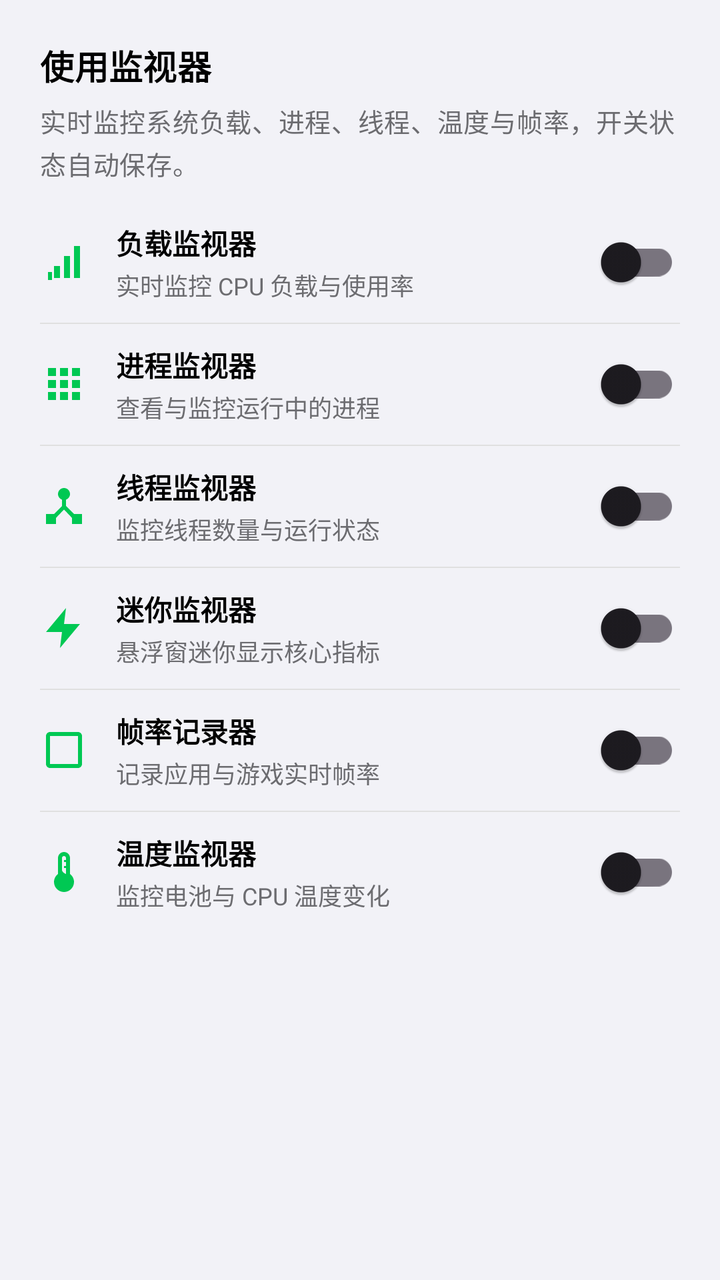
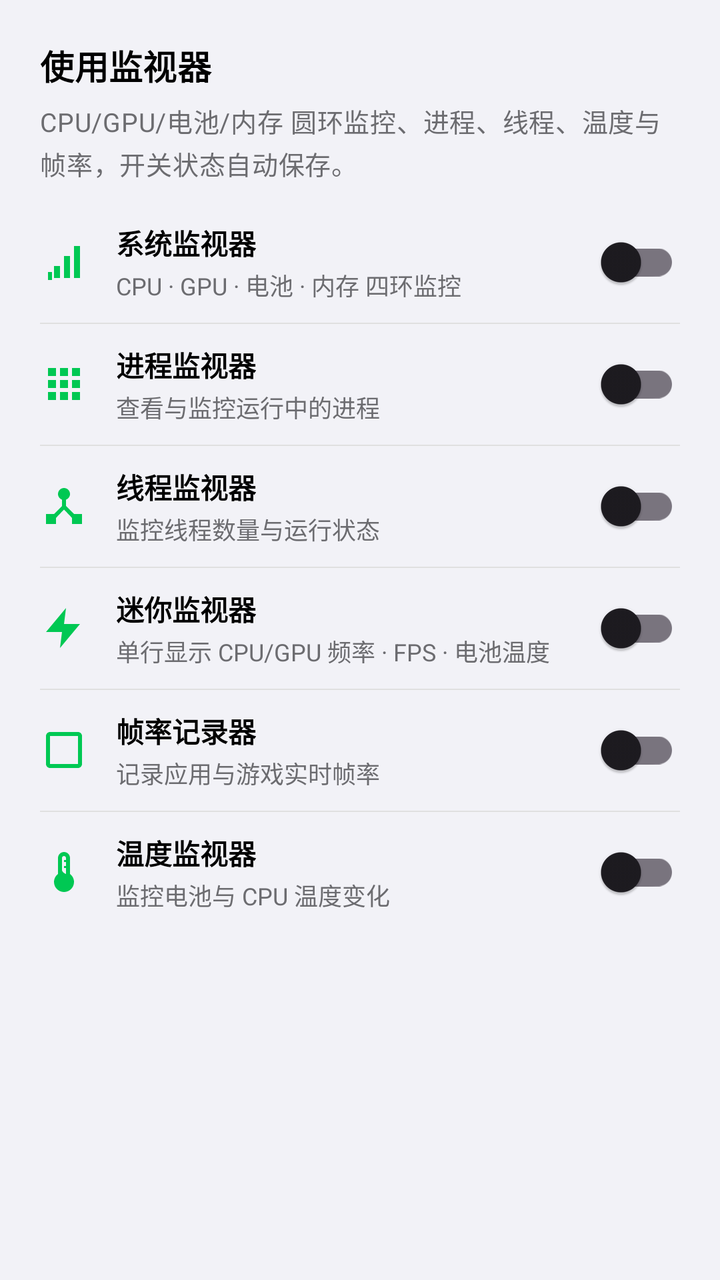

Two renders of the same Android screen: before a commit and after it. Below are the layout's source before the change and the commit's diff.
<!-- AndroidManifest.xml: application theme Theme.Aurora -->
<!-- res/layout/dialog_usage_monitor.xml -->
<?xml version="1.0" encoding="utf-8"?>
<LinearLayout xmlns:android="http://schemas.android.com/apk/res/android"
    xmlns:app="http://schemas.android.com/apk/res-auto"
    android:layout_width="match_parent"
    android:layout_height="wrap_content"
    android:orientation="vertical"
    android:paddingStart="20dp"
    android:paddingEnd="20dp"
    android:paddingTop="20dp"
    android:paddingBottom="8dp">

    <TextView
        android:id="@+id/tvMonitorDialogTitle"
        android:layout_width="match_parent"
        android:layout_height="wrap_content"
        android:text="使用监视器"
        android:textAppearance="@style/Widget.IOS.SubsectionTitle"
        android:textColor="@color/ios_text_primary"
        android:textSize="17sp"
        android:textStyle="bold" />

    <TextView
        android:id="@+id/tvMonitorDialogDesc"
        android:layout_width="match_parent"
        android:layout_height="wrap_content"
        android:layout_marginTop="6dp"
        android:layout_marginBottom="10dp"
        android:text="实时监控系统负载、进程、线程、温度与帧率，开关状态自动保存。"
        android:textAppearance="@style/Widget.IOS.Body"
        android:textColor="@color/ios_text_secondary"
        android:textSize="13sp"
        android:lineSpacingMultiplier="1.15" />

    <ScrollView
        android:layout_width="match_parent"
        android:layout_height="wrap_content"
        android:overScrollMode="never">

        <LinearLayout
            android:layout_width="match_parent"
            android:layout_height="wrap_content"
            android:orientation="vertical">

            
            <LinearLayout
                android:layout_width="match_parent"
                android:layout_height="wrap_content"
                android:gravity="center_vertical"
                android:orientation="horizontal"
                android:paddingTop="10dp"
                android:paddingBottom="10dp">

                <ImageView
                    android:layout_width="24dp"
                    android:layout_height="24dp"
                    android:layout_marginEnd="14dp"
                    android:importantForAccessibility="no"
                    app:srcCompat="@drawable/ic_ms_data_usage"
                    app:tint="@color/ios_accent" />

                <LinearLayout
                    android:layout_width="0dp"
                    android:layout_height="wrap_content"
                    android:layout_weight="1"
                    android:orientation="vertical">

                    <TextView
                        android:layout_width="wrap_content"
                        android:layout_height="wrap_content"
                        android:text="负载监视器"
                        android:textColor="@color/ios_text_primary"
                        android:textSize="14sp"
                        android:textStyle="bold" />

                    <TextView
                        android:layout_width="wrap_content"
                        android:layout_height="wrap_content"
                        android:layout_marginTop="2dp"
                        android:text="实时监控 CPU 负载与使用率"
                        android:textColor="@color/ios_text_secondary"
                        android:textSize="12sp" />
                </LinearLayout>

                <androidx.appcompat.widget.SwitchCompat
                    android:id="@+id/swMonitorLoad"
                    android:layout_width="wrap_content"
                    android:layout_height="wrap_content"
                    android:minHeight="28dp"
                    android:padding="0dp" />
            </LinearLayout>

            <View
                android:layout_width="match_parent"
                android:layout_height="0.5dp"
                android:background="@color/ios_separator" />

            
            <LinearLayout
                android:layout_width="match_parent"
                android:layout_height="wrap_content"
                android:gravity="center_vertical"
                android:orientation="horizontal"
                android:paddingTop="10dp"
                android:paddingBottom="10dp">

                <ImageView
                    android:layout_width="24dp"
                    android:layout_height="24dp"
                    android:layout_marginEnd="14dp"
                    android:importantForAccessibility="no"
                    app:srcCompat="@drawable/ic_ms_apps"
                    app:tint="@color/ios_accent" />

                <LinearLayout
                    android:layout_width="0dp"
                    android:layout_height="wrap_content"
                    android:layout_weight="1"
                    android:orientation="vertical">

                    <TextView
                        android:layout_width="wrap_content"
                        android:layout_height="wrap_content"
                        android:text="进程监视器"
                        android:textColor="@color/ios_text_primary"
                        android:textSize="14sp"
                        android:textStyle="bold" />

                    <TextView
                        android:layout_width="wrap_content"
                        android:layout_height="wrap_content"
                        android:layout_marginTop="2dp"
                        android:text="查看与监控运行中的进程"
                        android:textColor="@color/ios_text_secondary"
                        android:textSize="12sp" />
                </LinearLayout>

                <androidx.appcompat.widget.SwitchCompat
                    android:id="@+id/swMonitorProcess"
                    android:layout_width="wrap_content"
                    android:layout_height="wrap_content"
                    android:minHeight="28dp"
                    android:padding="0dp" />
            </LinearLayout>

            <View
                android:layout_width="match_parent"
                android:layout_height="0.5dp"
                android:background="@color/ios_separator" />

            
            <LinearLayout
                android:layout_width="match_parent"
                android:layout_height="wrap_content"
                android:gravity="center_vertical"
                android:orientation="horizontal"
                android:paddingTop="10dp"
                android:paddingBottom="10dp">

                <ImageView
                    android:layout_width="24dp"
                    android:layout_height="24dp"
                    android:layout_marginEnd="14dp"
                    android:importantForAccessibility="no"
                    app:srcCompat="@drawable/ic_monitor_threads"
                    app:tint="@color/ios_accent" />

                <LinearLayout
                    android:layout_width="0dp"
                    android:layout_height="wrap_content"
                    android:layout_weight="1"
                    android:orientation="vertical">

                    <TextView
                        android:layout_width="wrap_content"
                        android:layout_height="wrap_content"
                        android:text="线程监视器"
                        android:textColor="@color/ios_text_primary"
                        android:textSize="14sp"
                        android:textStyle="bold" />

                    <TextView
                        android:layout_width="wrap_content"
                        android:layout_height="wrap_content"
                        android:layout_marginTop="2dp"
                        android:text="监控线程数量与运行状态"
                        android:textColor="@color/ios_text_secondary"
                        android:textSize="12sp" />
                </LinearLayout>

                <androidx.appcompat.widget.SwitchCompat
                    android:id="@+id/swMonitorThread"
                    android:layout_width="wrap_content"
                    android:layout_height="wrap_content"
                    android:minHeight="28dp"
                    android:padding="0dp" />
            </LinearLayout>

            <View
                android:layout_width="match_parent"
                android:layout_height="0.5dp"
                android:background="@color/ios_separator" />

            
            <LinearLayout
                android:layout_width="match_parent"
                android:layout_height="wrap_content"
                android:gravity="center_vertical"
                android:orientation="horizontal"
                android:paddingTop="10dp"
                android:paddingBottom="10dp">

                <ImageView
                    android:layout_width="24dp"
                    android:layout_height="24dp"
                    android:layout_marginEnd="14dp"
                    android:importantForAccessibility="no"
                    app:srcCompat="@drawable/ic_ms_bolt"
                    app:tint="@color/ios_accent" />

                <LinearLayout
                    android:layout_width="0dp"
                    android:layout_height="wrap_content"
                    android:layout_weight="1"
                    android:orientation="vertical">

                    <TextView
                        android:layout_width="wrap_content"
                        android:layout_height="wrap_content"
                        android:text="迷你监视器"
                        android:textColor="@color/ios_text_primary"
                        android:textSize="14sp"
                        android:textStyle="bold" />

                    <TextView
                        android:layout_width="wrap_content"
                        android:layout_height="wrap_content"
                        android:layout_marginTop="2dp"
                        android:text="悬浮窗迷你显示核心指标"
                        android:textColor="@color/ios_text_secondary"
                        android:textSize="12sp" />
                </LinearLayout>

                <androidx.appcompat.widget.SwitchCompat
                    android:id="@+id/swMonitorMini"
                    android:layout_width="wrap_content"
                    android:layout_height="wrap_content"
                    android:minHeight="28dp"
                    android:padding="0dp" />
            </LinearLayout>

            <View
                android:layout_width="match_parent"
                android:layout_height="0.5dp"
                android:background="@color/ios_separator" />

            
            <LinearLayout
                android:layout_width="match_parent"
                android:layout_height="wrap_content"
                android:gravity="center_vertical"
                android:orientation="horizontal"
                android:paddingTop="10dp"
                android:paddingBottom="10dp">

                <ImageView
                    android:layout_width="24dp"
                    android:layout_height="24dp"
                    android:layout_marginEnd="14dp"
                    android:importantForAccessibility="no"
                    app:srcCompat="@drawable/ic_monitor_fps"
                    app:tint="@color/ios_accent" />

                <LinearLayout
                    android:layout_width="0dp"
                    android:layout_height="wrap_content"
                    android:layout_weight="1"
                    android:orientation="vertical">

                    <TextView
                        android:layout_width="wrap_content"
                        android:layout_height="wrap_content"
                        android:text="帧率记录器"
                        android:textColor="@color/ios_text_primary"
                        android:textSize="14sp"
                        android:textStyle="bold" />

                    <TextView
                        android:layout_width="wrap_content"
                        android:layout_height="wrap_content"
                        android:layout_marginTop="2dp"
                        android:text="记录应用与游戏实时帧率"
                        android:textColor="@color/ios_text_secondary"
                        android:textSize="12sp" />
                </LinearLayout>

                <androidx.appcompat.widget.SwitchCompat
                    android:id="@+id/swMonitorFps"
                    android:layout_width="wrap_content"
                    android:layout_height="wrap_content"
                    android:minHeight="28dp"
                    android:padding="0dp" />
            </LinearLayout>

            <View
                android:layout_width="match_parent"
                android:layout_height="0.5dp"
                android:background="@color/ios_separator" />

            
            <LinearLayout
                android:layout_width="match_parent"
                android:layout_height="wrap_content"
                android:gravity="center_vertical"
                android:orientation="horizontal"
                android:paddingTop="10dp"
                android:paddingBottom="10dp">

                <ImageView
                    android:layout_width="24dp"
                    android:layout_height="24dp"
                    android:layout_marginEnd="14dp"
                    android:importantForAccessibility="no"
                    app:srcCompat="@drawable/ic_monitor_temperature"
                    app:tint="@color/ios_accent" />

                <LinearLayout
                    android:layout_width="0dp"
                    android:layout_height="wrap_content"
                    android:layout_weight="1"
                    android:orientation="vertical">

                    <TextView
                        android:layout_width="wrap_content"
                        android:layout_height="wrap_content"
                        android:text="温度监视器"
                        android:textColor="@color/ios_text_primary"
                        android:textSize="14sp"
                        android:textStyle="bold" />

                    <TextView
                        android:layout_width="wrap_content"
                        android:layout_height="wrap_content"
                        android:layout_marginTop="2dp"
                        android:text="监控电池与 CPU 温度变化"
                        android:textColor="@color/ios_text_secondary"
                        android:textSize="12sp" />
                </LinearLayout>

                <androidx.appcompat.widget.SwitchCompat
                    android:id="@+id/swMonitorTemperature"
                    android:layout_width="wrap_content"
                    android:layout_height="wrap_content"
                    android:minHeight="28dp"
                    android:padding="0dp" />
            </LinearLayout>

        </LinearLayout>
    </ScrollView>

</LinearLayout>
<!-- resources referenced by this layout -->
<resources>
  <color name="ios_accent">#00C853</color>
  <color name="ios_separator">#E0E0E0</color>
  <color name="ios_text_primary">#000000</color>
  <color name="ios_text_secondary">#6C6C70</color>
  <!-- drawable ic_monitor_fps (drawable) -->
  <vector xmlns:android="http://schemas.android.com/apk/res/android"
      android:width="24dp"
      android:height="24dp"
      android:viewportWidth="24"
      android:viewportHeight="24">
      <path
          android:fillColor="#FF000000"
          android:pathData="M19,3L5,3c-1.1,0 -2,0.9 -2,2v14c0,1.1 0.9,2 2,2h14c1.1,0 2,-0.9 2,-2L21,5c0,-1.1 -0.9,-2 -2,-2zM19,19L5,19L5,5h14v14z" />
  </vector>
  <!-- drawable ic_monitor_threads (drawable) -->
  <vector xmlns:android="http://schemas.android.com/apk/res/android"
      android:width="24dp"
      android:height="24dp"
      android:viewportWidth="24"
      android:viewportHeight="24">
      <path
          android:fillColor="#FF000000"
          android:pathData="M17,16l-4,-4V8.82C14.16,8.4 15,7.3 15,6c0,-1.66 -1.34,-3 -3,-3S9,4.34 9,6c0,1.3 0.84,2.4 2,2.82V12l-4,4H3v5h5v-3.05l4,-4.2 4,4.2V21h5v-5h-4z" />
  </vector>
  <!-- drawable ic_ms_bolt (drawable) -->
  <vector xmlns:android="http://schemas.android.com/apk/res/android"
      android:width="24dp"
      android:height="24dp"
      android:viewportWidth="24"
      android:viewportHeight="24">
      <path
          android:fillColor="#FF000000"
          android:pathData="M13,2L3,14h8l-1,8l10,-12h-8L13,2z" />
  </vector>
  <!-- drawable ic_ms_data_usage (drawable) -->
  <vector xmlns:android="http://schemas.android.com/apk/res/android"
      android:width="24dp"
      android:height="24dp"
      android:viewportWidth="24"
      android:viewportHeight="24">
      <path
          android:fillColor="#FF000000"
          android:pathData="M17,4h3v16h-3V4zM12,9h3v11h-3V9zM7,14h3v6H7V14zM4,17h2v4H4V17z" />
  </vector>
  <style name="Widget.IOS.Body" parent="TextAppearance.Material3.BodyMedium">
          <item name="android:textColor">@color/ios_text_primary</item>
          <item name="android:lineSpacingMultiplier">1.15</item>
      </style>
  <style name="Widget.IOS.SubsectionTitle" parent="TextAppearance.Material3.TitleSmall">
          <item name="android:textColor">@color/ios_accent</item>
          <item name="android:textSize">15sp</item>
          <item name="android:fontFamily">sans-serif-medium</item>
      </style>
  <style name="Theme.Aurora" parent="Base.Theme.Aurora" />
  <style name="Base.Theme.Aurora" parent="Theme.Material3.DayNight.NoActionBar">
          <item name="colorPrimary">@color/ios_accent</item>
          <item name="colorOnPrimary">@color/white</item>
          <item name="colorSurface">@color/ios_card</item>
          <item name="android:colorBackground">@color/ios_background_grouped</item>
          <item name="android:statusBarColor">@android:color/transparent</item>
          <item name="android:navigationBarColor">@android:color/transparent</item>
          <item name="android:windowLightStatusBar">true</item>
          <item name="android:windowLightNavigationBar">false</item>
      </style>
  <color name="white">#FFFFFFFF</color>
  <color name="ios_card">#FFFFFF</color>
  <color name="ios_background_grouped">#F2F2F7</color>
  <!-- unchanged entries left out for length: 2 -->
</resources>

<!-- the commit's change to res/layout/dialog_usage_monitor.xml (unified diff, before → after) -->
@@ -25,7 +25,7 @@
         android:layout_height="wrap_content"
         android:layout_marginTop="6dp"
         android:layout_marginBottom="10dp"
-        android:text="实时监控系统负载、进程、线程、温度与帧率，开关状态自动保存。"
+        android:text="CPU/GPU/电池/内存 圆环监控、进程、线程、温度与帧率，开关状态自动保存。"
         android:textAppearance="@style/Widget.IOS.Body"
         android:textColor="@color/ios_text_secondary"
         android:textSize="13sp"
@@ -56,27 +56,27 @@
                     android:layout_marginEnd="14dp"
                     android:importantForAccessibility="no"
                     app:srcCompat="@drawable/ic_ms_data_usage"
-                    app:tint="@color/ios_accent" />
-
-                <LinearLayout
-                    android:layout_width="0dp"
-                    android:layout_height="wrap_content"
-                    android:layout_weight="1"
-                    android:orientation="vertical">
-
-                    <TextView
-                        android:layout_width="wrap_content"
-                        android:layout_height="wrap_content"
-                        android:text="负载监视器"
-                        android:textColor="@color/ios_text_primary"
-                        android:textSize="14sp"
-                        android:textStyle="bold" />
-
-                    <TextView
-                        android:layout_width="wrap_content"
-                        android:layout_height="wrap_content"
-                        android:layout_marginTop="2dp"
-                        android:text="实时监控 CPU 负载与使用率"
+                    app:tint="?attr/auroraAccent" />
+
+                <LinearLayout
+                    android:layout_width="0dp"
+                    android:layout_height="wrap_content"
+                    android:layout_weight="1"
+                    android:orientation="vertical">
+
+                    <TextView
+                        android:layout_width="wrap_content"
+                        android:layout_height="wrap_content"
+                        android:text="系统监视器"
+                        android:textColor="@color/ios_text_primary"
+                        android:textSize="14sp"
+                        android:textStyle="bold" />
+
+                    <TextView
+                        android:layout_width="wrap_content"
+                        android:layout_height="wrap_content"
+                        android:layout_marginTop="2dp"
+                        android:text="CPU · GPU · 电池 · 内存 四环监控"
                         android:textColor="@color/ios_text_secondary"
                         android:textSize="12sp" />
                 </LinearLayout>
@@ -109,7 +109,7 @@
                     android:layout_marginEnd="14dp"
                     android:importantForAccessibility="no"
                     app:srcCompat="@drawable/ic_ms_apps"
-                    app:tint="@color/ios_accent" />
+                    app:tint="?attr/auroraAccent" />
 
                 <LinearLayout
                     android:layout_width="0dp"
@@ -162,7 +162,7 @@
                     android:layout_marginEnd="14dp"
                     android:importantForAccessibility="no"
                     app:srcCompat="@drawable/ic_monitor_threads"
-                    app:tint="@color/ios_accent" />
+                    app:tint="?attr/auroraAccent" />
 
                 <LinearLayout
                     android:layout_width="0dp"
@@ -215,7 +215,7 @@
                     android:layout_marginEnd="14dp"
                     android:importantForAccessibility="no"
                     app:srcCompat="@drawable/ic_ms_bolt"
-                    app:tint="@color/ios_accent" />
+                    app:tint="?attr/auroraAccent" />
 
                 <LinearLayout
                     android:layout_width="0dp"
@@ -235,7 +235,7 @@
                         android:layout_width="wrap_content"
                         android:layout_height="wrap_content"
                         android:layout_marginTop="2dp"
-                        android:text="悬浮窗迷你显示核心指标"
+                        android:text="单行显示 CPU/GPU 频率 · FPS · 电池温度"
                         android:textColor="@color/ios_text_secondary"
                         android:textSize="12sp" />
                 </LinearLayout>
@@ -268,7 +268,7 @@
                     android:layout_marginEnd="14dp"
                     android:importantForAccessibility="no"
                     app:srcCompat="@drawable/ic_monitor_fps"
-                    app:tint="@color/ios_accent" />
+                    app:tint="?attr/auroraAccent" />
 
                 <LinearLayout
                     android:layout_width="0dp"
@@ -321,7 +321,7 @@
                     android:layout_marginEnd="14dp"
                     android:importantForAccessibility="no"
                     app:srcCompat="@drawable/ic_monitor_temperature"
-                    app:tint="@color/ios_accent" />
+                    app:tint="?attr/auroraAccent" />
 
                 <LinearLayout
                     android:layout_width="0dp"
<!-- resource entries referenced after the edit -->
@@ -49,15 +49,20 @@
           <item name="android:lineSpacingMultiplier">1.15</item>
       </style>
   <style name="Widget.IOS.SubsectionTitle" parent="TextAppearance.Material3.TitleSmall">
-          <item name="android:textColor">@color/ios_accent</item>
+          <item name="android:textColor">?attr/auroraAccent</item>
           <item name="android:textSize">15sp</item>
           <item name="android:fontFamily">sans-serif-medium</item>
       </style>
   <style name="Theme.Aurora" parent="Base.Theme.Aurora" />
   <style name="Base.Theme.Aurora" parent="Theme.Material3.DayNight.NoActionBar">
-          <item name="colorPrimary">@color/ios_accent</item>
-          <item name="colorOnPrimary">@color/white</item>
-          <item name="colorSurface">@color/ios_card</item>
+          <item name="colorPrimary">?attr/auroraAccent</item>
+          <item name="colorOnPrimary">?attr/auroraOnAccent</item>
+          <item name="auroraAccent">@color/ios_accent</item>
+          <item name="auroraOnAccent">@color/white</item>
+          <item name="auroraCard">@color/ios_card</item>
+          <item name="auroraBackgroundElevated">@color/ios_background_elevated</item>
+          <item name="auroraFill">@color/ios_fill_tertiary</item>
+          <item name="colorSurface">?attr/auroraCard</item>
           <item name="android:colorBackground">@color/ios_background_grouped</item>
           <item name="android:statusBarColor">@android:color/transparent</item>
           <item name="android:navigationBarColor">@android:color/transparent</item>
@@ -66,6 +71,8 @@
       </style>
   <color name="white">#FFFFFFFF</color>
   <color name="ios_card">#FFFFFF</color>
+  <color name="ios_background_elevated">#FFFFFF</color>
+  <color name="ios_fill_tertiary">#F2F2F7</color>
   <color name="ios_background_grouped">#F2F2F7</color>
   <!-- unchanged entries left out for length: 2 -->
 </resources>
